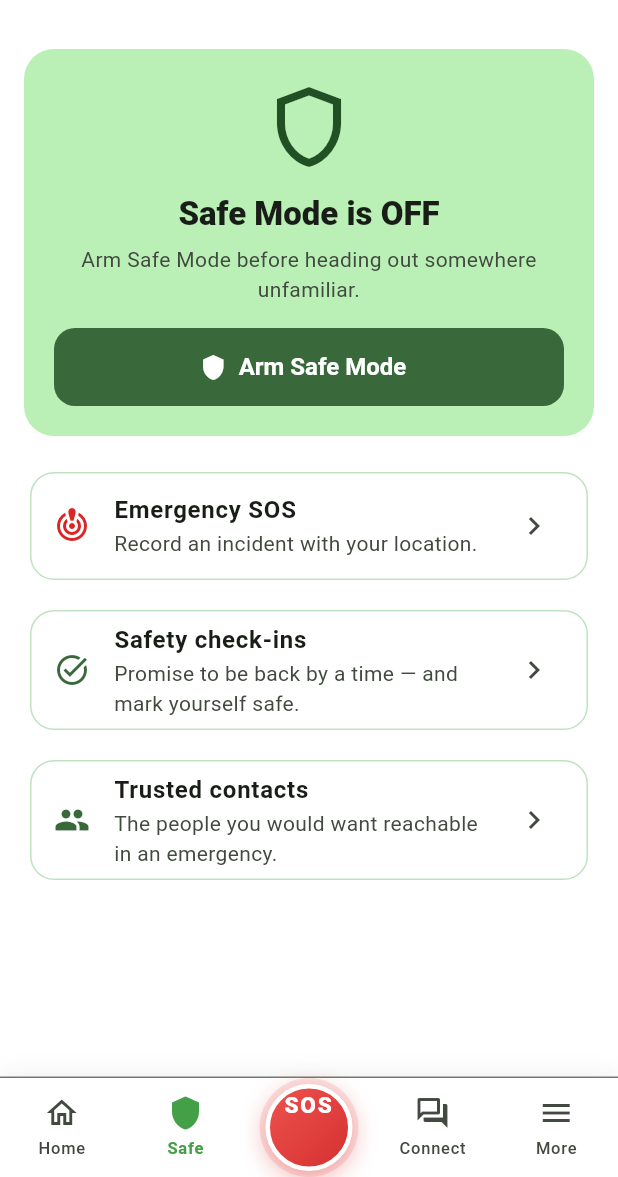
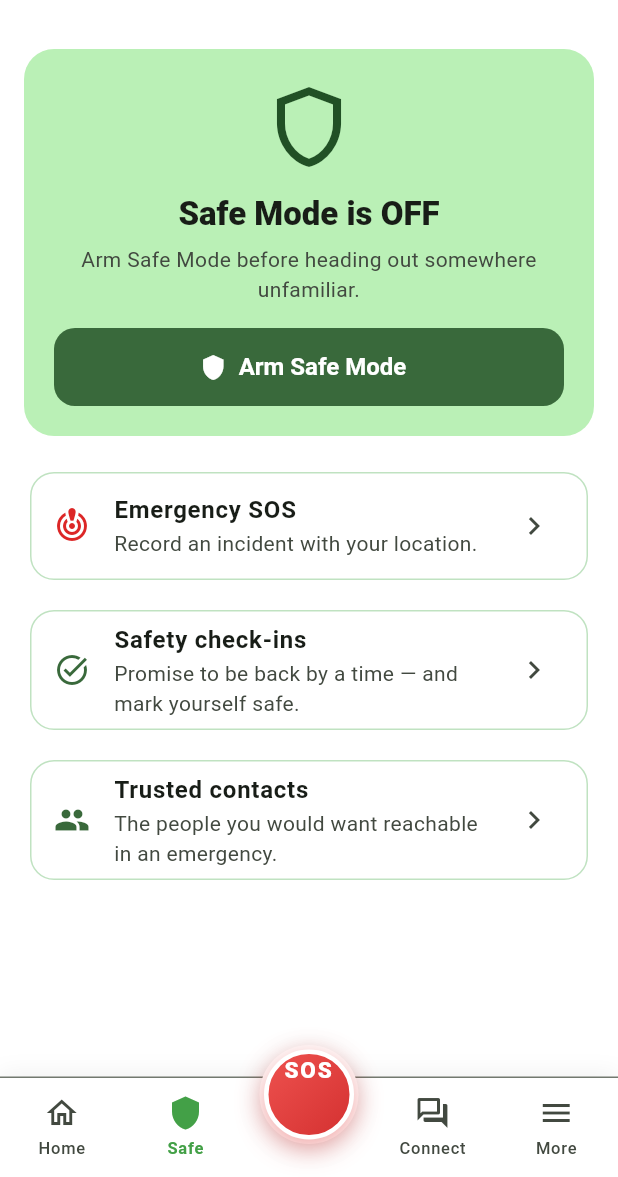
Before and after one commit to Tanishq0822/Roamlary, a Flutter app: the HomeShell screen opened directly, item 2 of the bottom bar chosen, on a phone screen of 412 x 824 dp, the part 59-1236 px from its top. Run offline on Flutter 3.47's test engine with Material 3 defaults, Android fonts, the phone set to English and light mode, and no system bars; our stand-ins replace geolocator; network calls fail.

Commit message:
ui: raise SOS button as the centred button in the bottom bar
- The button was 66x66 inside a 66px bar, flush with it, so it read as a
  fifth inline item rather than the centre action.
- Translate it 22px above the bar and give it an opaque surface ring so it
  masks content scrolling underneath instead of showing through the old
  translucent danger halo; inner disc 58 -> 60 with a stronger glow.
- Row still gives each child an equal Expanded slot (2 left / SOS / 2
  right), so it stays mathematically centred on screen.

```diff
--- a/frontend/roamlary_app/lib/screens/home_shell.dart
+++ b/frontend/roamlary_app/lib/screens/home_shell.dart
@@ -115,7 +115,18 @@ class _BottomBar extends StatelessWidget {
                 selected: index == 1,
                 onTap: () => onSelect(1),
               ),
-              Expanded(child: Center(child: _SosButton(onTap: onSos))),
+              // Raised above the bar so it reads as the centre button rather
+              // than a fifth inline item. The Row still gives every child an
+              // equal Expanded slot (2 left / SOS / 2 right), which is what
+              // keeps the button mathematically centred on screen.
+              Expanded(
+                child: Center(
+                  child: Transform.translate(
+                    offset: const Offset(0, -22),
+                    child: _SosButton(onTap: onSos),
+                  ),
+                ),
+              ),
               _NavItem(
                 icon: Icons.forum_outlined,
                 selectedIcon: Icons.forum,
@@ -190,22 +201,33 @@ class _SosButton extends StatelessWidget {
 
   @override
   Widget build(BuildContext context) {
+    final theme = Theme.of(context);
     return Semantics(
       button: true,
       label: 'Activate SOS mode',
       child: GestureDetector(
         onTap: onTap,
         child: Container(
-          width: 66,
-          height: 66,
+          width: 74,
+          height: 74,
           alignment: Alignment.center,
           decoration: BoxDecoration(
             shape: BoxShape.circle,
-            color: AppTheme.danger.withValues(alpha: 0.12),
+            // Opaque ring: once the button floats above the bar this masks
+            // whatever scrolls underneath, instead of letting it show
+            // through a translucent halo.
+            color: theme.colorScheme.surface,
+            boxShadow: [
+              BoxShadow(
+                color: Colors.black.withValues(alpha: 0.10),
+                blurRadius: 12,
+                offset: const Offset(0, 3),
+              ),
+            ],
           ),
           child: Container(
-            width: 58,
-            height: 58,
+            width: 60,
+            height: 60,
             decoration: BoxDecoration(
               shape: BoxShape.circle,
               gradient: const LinearGradient(
@@ -216,9 +238,9 @@ class _SosButton extends StatelessWidget {
               border: Border.all(color: Colors.white, width: 3),
               boxShadow: [
                 BoxShadow(
-                  color: AppTheme.danger.withValues(alpha: 0.40),
-                  blurRadius: 14,
-                  offset: const Offset(0, 4),
+                  color: AppTheme.danger.withValues(alpha: 0.45),
+                  blurRadius: 16,
+                  offset: const Offset(0, 5),
                 ),
               ],
             ),
```
